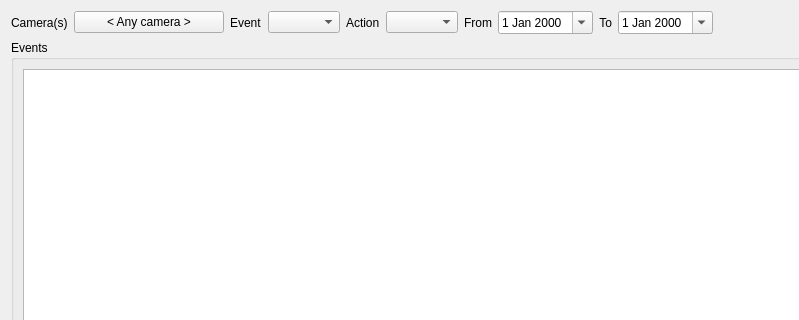
networkoptix/nx_open, file client/src/ui/dialogs/event_log_dialog.ui: the form before one commit; both pictures show x 0 to 799 and y 0 to 320 of the 1000 by 500 pixel window.
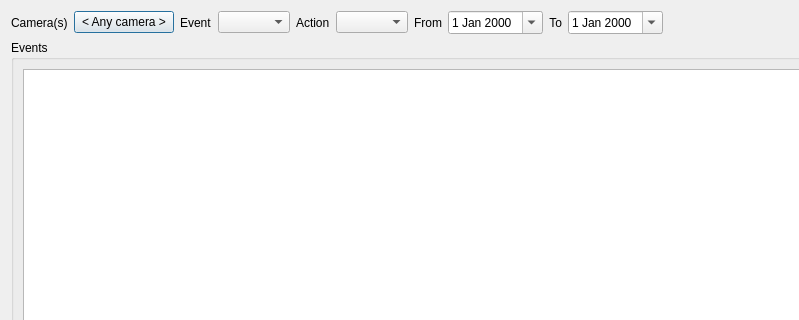
The form after the commit. Custom widgets are drawn as their Qt base class.

Commit message:
event log: sort by columns started
<==== Mercurial data ====>
Branch: events_db

Diff of the .ui file:
```diff
--- a/client/src/ui/dialogs/event_log_dialog.ui
+++ b/client/src/ui/dialogs/event_log_dialog.ui
@@ -25,39 +25,18 @@
      </item>
      <item>
       <widget class="QPushButton" name="cameraButton">
-       <property name="sizePolicy">
-        <sizepolicy hsizetype="Minimum" vsizetype="Fixed">
-         <horstretch>0</horstretch>
-         <verstretch>0</verstretch>
-        </sizepolicy>
-       </property>
        <property name="minimumSize">
         <size>
-         <width>150</width>
+         <width>100</width>
          <height>0</height>
         </size>
        </property>
-       <property name="maximumSize">
-        <size>
-         <width>0</width>
-         <height>16777215</height>
-        </size>
-       </property>
        <property name="mouseTracking">
-        <bool>false</bool>
-       </property>
-       <property name="focusPolicy">
-        <enum>Qt::StrongFocus</enum>
-       </property>
-       <property name="layoutDirection">
-        <enum>Qt::LeftToRight</enum>
+        <bool>true</bool>
        </property>
        <property name="text">
         <string>&lt; Any camera &gt;</string>
        </property>
-       <property name="autoDefault">
-        <bool>false</bool>
-       </property>
        <property name="flat">
         <bool>false</bool>
        </property>
```
Left out of the diff: 3 changed lines with no effect on the pictures. The commit also changes 2 other files.
